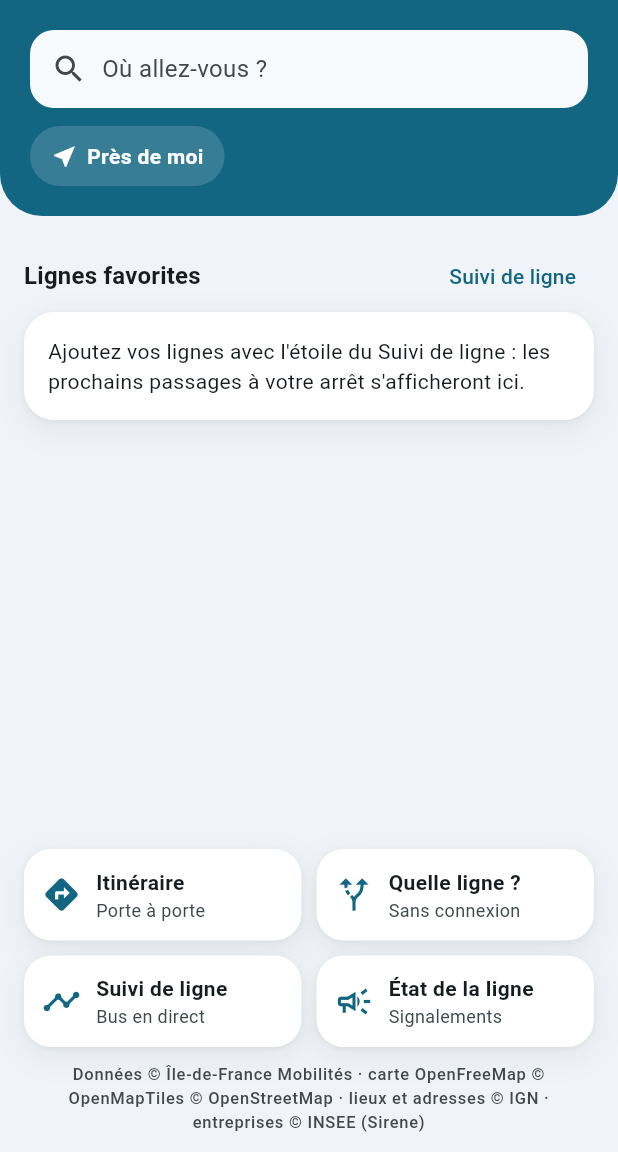
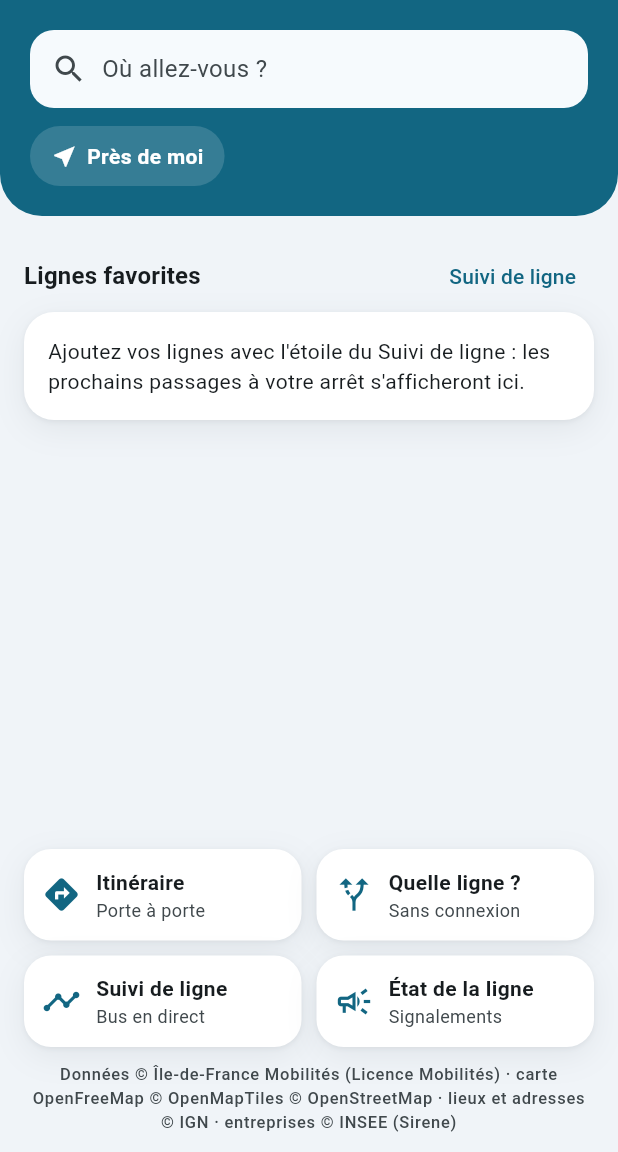
Before and after one commit to applitransport/applitransport, a Flutter app: the screen it shows after launch, on a phone screen of 412 x 824 dp, the part 84-1236 px from its top. Run offline on Flutter 3.47's test engine with Material 3 defaults, Android fonts, the phone set to English and light mode, and no system bars; our stand-ins replace flutter_compass, latlong2, package_info_plus, wakelock_plus; missing offline and left inert: maplibre_gl, sqlite3; network calls fail.

Commit message:
Licences des données corrigées : horaires GTFS et API PRIM sous Licence Mobilités (mention de l'article 5.4), communes des arrêts sous Licence Ouverte 2.0 ; paquets publiés par l'usine sous Licence Mobilités ; signalements des voyageurs indiqués comme indicatifs et non vérifiés

```diff
--- a/appli/lib/main.dart
+++ b/appli/lib/main.dart
@@ -17,8 +17,11 @@ Future<void> main() async {
     () => Stream.fromIterable([
       const LicenseEntryWithLineBreaks(
         ['Données Île-de-France Mobilités'],
-        'Horaires, arrêts, temps réel, perturbations et itinéraires © Île-de-France Mobilités, '
-        'Open Database License (ODbL) 1.0 : https://opendatacommons.org/licenses/odbl/1-0/',
+        'Contient des informations des horaires prévus d\'Île-de-France Mobilités (https://data.iledefrance-mobilites.fr/explore/dataset/offre-horaires-tc-gtfs-idfm/) '
+        'et de ses API temps réel, perturbations et itinéraires (PRIM, https://prim.iledefrance-mobilites.fr), '
+        'mises à disposition aux conditions de la « Licence Mobilités » (https://cloud.fabmob.io/s/eYWWJBdM3fQiFNm).\n\n'
+        'Communes des arrêts : référentiel des arrêts © Île-de-France Mobilités (https://data.iledefrance-mobilites.fr/explore/dataset/arrets/), '
+        'Licence Ouverte 2.0 (https://www.etalab.gouv.fr/licence-ouverte-open-licence/).',
       ),
       const LicenseEntryWithLineBreaks(
         ['Fond de carte OpenFreeMap'],
--- a/appli/lib/screens/home_screen.dart
+++ b/appli/lib/screens/home_screen.dart
@@ -165,7 +165,7 @@ class _HomeScreenState extends State<HomeScreen> {
                           _tiles(context),
                           const SizedBox(height: 10),
                           Text(
-                            'Données © Île-de-France Mobilités · carte OpenFreeMap © OpenMapTiles © OpenStreetMap · lieux et adresses © IGN · '
+                            'Données © Île-de-France Mobilités (Licence Mobilités) · carte OpenFreeMap © OpenMapTiles © OpenStreetMap · lieux et adresses © IGN · '
                             'entreprises © INSEE (Sirene)',
                             textAlign: TextAlign.center,
                             style: Theme.of(context).textTheme.labelSmall?.copyWith(color: scheme.onSurfaceVariant),
--- a/appli/lib/screens/settings_screen.dart
+++ b/appli/lib/screens/settings_screen.dart
@@ -593,7 +593,7 @@ class _GeneralTab extends StatelessWidget {
           'Licence PolyForm Strict 1.0.0 : utilisation gratuite à des fins non '
           'commerciales, sans modification ni redistribution. Copyright © 2026 Sébastien N.\n\n'
           '${app.catalog.length} lignes au catalogue, ${app.downloaded.length} téléchargée(s).\n'
-          'Données : © Île-de-France Mobilités, licence ODbL.\n'
+          'Données : © Île-de-France Mobilités, Licence Mobilités ; communes des arrêts : Licence Ouverte.\n'
           'Fond de carte : OpenFreeMap, © OpenMapTiles, © contributeurs OpenStreetMap.\n'
           'Lieux : © contributeurs OpenStreetMap. Adresses : © IGN. Entreprises : © INSEE (Sirene).',
         ),
@@ -605,7 +605,7 @@ class _GeneralTab extends StatelessWidget {
             onPressed: () => showLicensePage(
               context: context,
               applicationName: 'AppliTransport',
-              applicationLegalese: 'PolyForm Strict 1.0.0 · données Île-de-France Mobilités (ODbL)',
+              applicationLegalese: 'PolyForm Strict 1.0.0 · données Île-de-France Mobilités (Licence Mobilités)',
             ),
           ),
         ),
```
Also changed, not shown: appli/lib/screens/line_status_screen.dart (+7 -0 lines), 3 other files.
